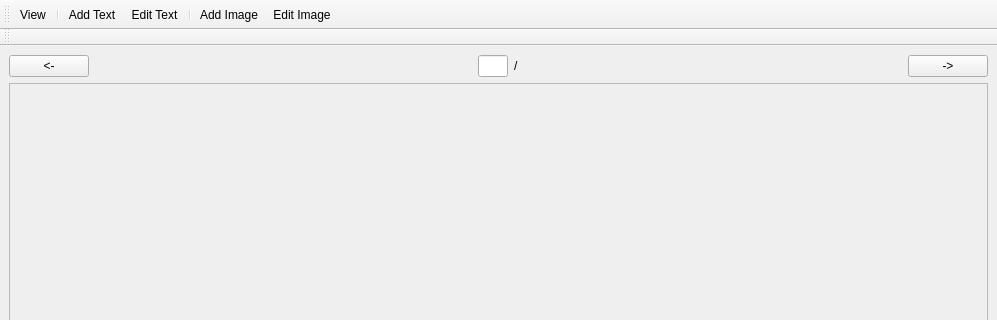
DmytroLyvytskyi/PDFeditor, file untitled.ui: the form before one commit; both pictures show x 0 to 997 and y 0 to 320 of the 997 by 808 pixel window.
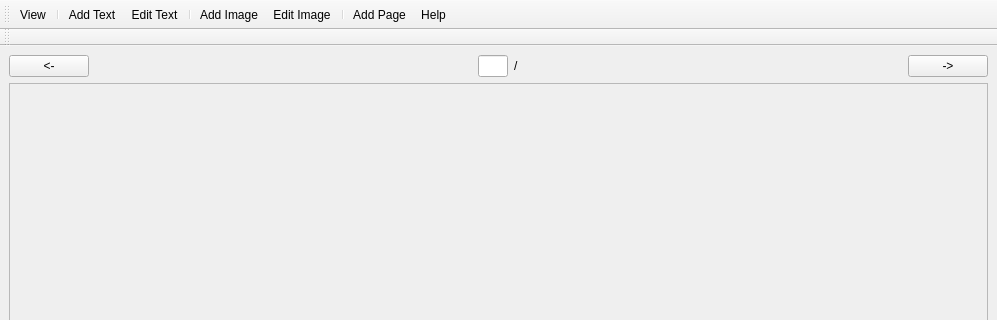
The form after the commit.

```diff
--- a/untitled.ui
+++ b/untitled.ui
@@ -133,6 +133,9 @@
    <addaction name="separator"/>
    <addaction name="actionAdd_Image"/>
    <addaction name="actionEdit_Image"/>
+   <addaction name="separator"/>
+   <addaction name="actionAdd_Page"/>
+   <addaction name="actionHelp"/>
   </widget>
   <widget class="QToolBar" name="toolBar_2">
    <property name="windowTitle">
@@ -220,6 +223,22 @@
     <enum>QAction::MenuRole::NoRole</enum>
    </property>
   </action>
+  <action name="actionAdd_Page">
+   <property name="text">
+    <string>Add Page</string>
+   </property>
+   <property name="menuRole">
+    <enum>QAction::MenuRole::NoRole</enum>
+   </property>
+  </action>
+  <action name="actionHelp">
+   <property name="text">
+    <string>Help</string>
+   </property>
+   <property name="menuRole">
+    <enum>QAction::MenuRole::NoRole</enum>
+   </property>
+  </action>
  </widget>
  <resources/>
  <connections/>
```
